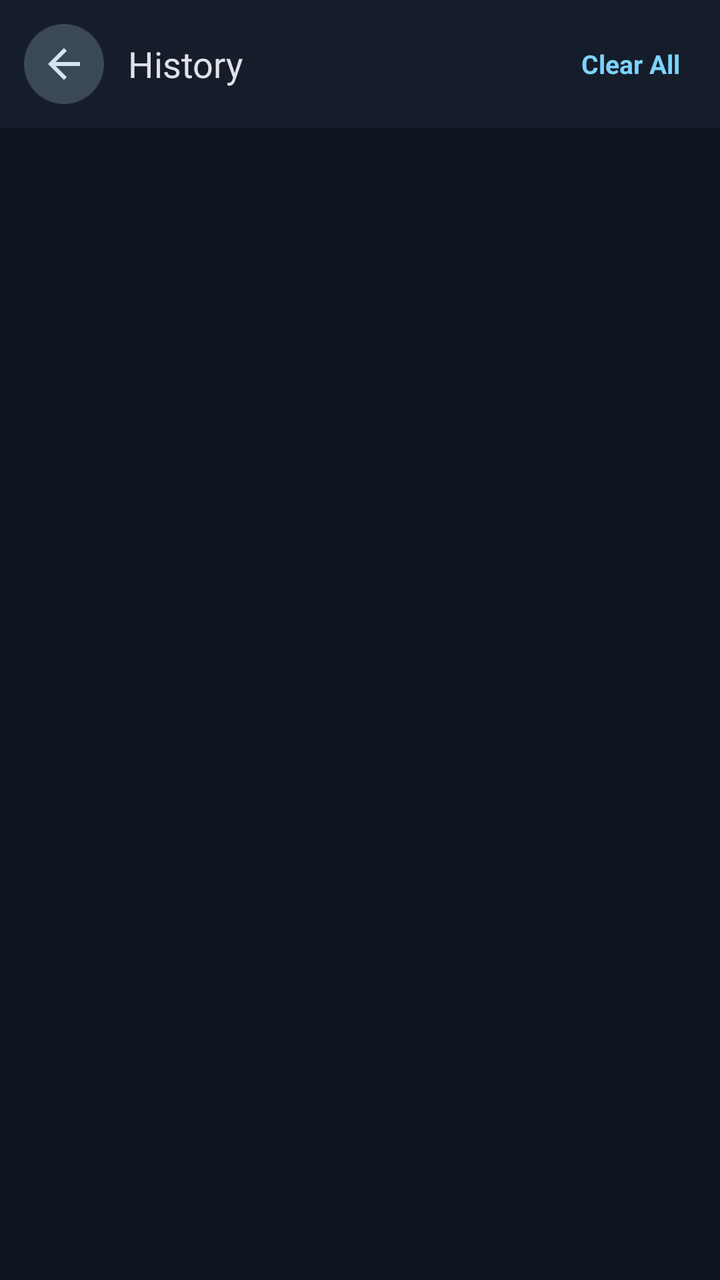
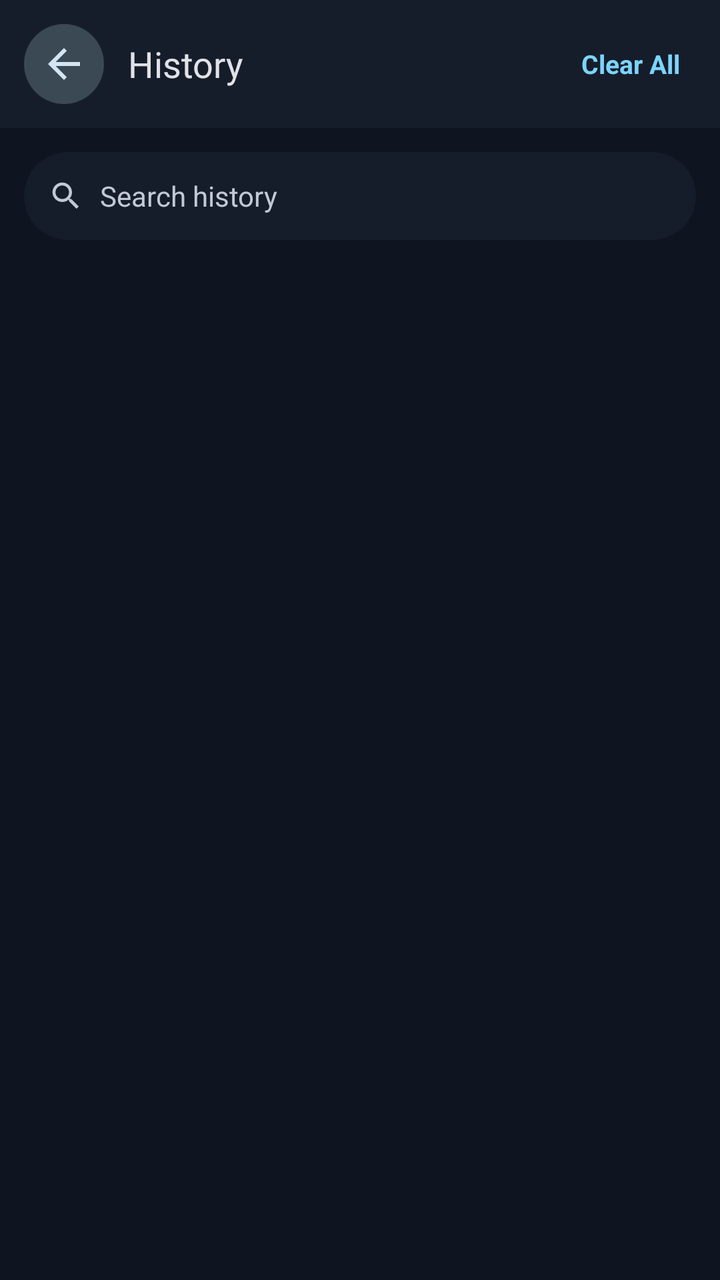

Before-and-after screenshots of an Android layout around one commit, followed by the original layout XML and the change that was made.
<!-- AndroidManifest.xml: application theme Theme.Xmd -->
<!-- res/layout/fragment_history.xml -->
<?xml version="1.0" encoding="utf-8"?>
<LinearLayout xmlns:android="http://schemas.android.com/apk/res/android"
    android:layout_width="match_parent"
    android:layout_height="match_parent"
    android:orientation="vertical"
    android:background="?android:attr/colorBackground">

    <LinearLayout
        android:layout_width="match_parent"
        android:layout_height="wrap_content"
        android:orientation="horizontal"
        android:gravity="center_vertical"
        android:background="?attr/colorSurfaceContainerLow"
        android:padding="12dp">

        <ImageButton
            android:id="@+id/historyBackButton"
            android:layout_width="40dp"
            android:layout_height="40dp"
            android:background="@drawable/bg_icon_button_tonal"
            android:padding="9dp"
            android:src="@drawable/ic_arrow_back"
            android:tint="?attr/colorOnSecondaryContainer"
            android:contentDescription="@string/action_back" />

        <TextView
            android:layout_width="0dp"
            android:layout_height="wrap_content"
            android:layout_weight="1"
            android:layout_marginStart="12dp"
            android:text="@string/history_title"
            android:textColor="?attr/colorOnSurface"
            android:textAppearance="@style/TextAppearance.Xmd.TitleLarge" />

        <TextView
            android:id="@+id/historyClearAll"
            android:layout_width="wrap_content"
            android:layout_height="wrap_content"
            android:background="?attr/selectableItemBackground"
            android:padding="8dp"
            android:text="@string/history_clear_all"
            android:textColor="?attr/colorPrimary"
            android:textStyle="bold"
            android:textSize="13sp" />
    </LinearLayout>

    <FrameLayout
        android:layout_width="match_parent"
        android:layout_height="0dp"
        android:layout_weight="1">

        <androidx.recyclerview.widget.RecyclerView
            android:id="@+id/historyList"
            android:layout_width="match_parent"
            android:layout_height="match_parent"
            android:clipToPadding="false"
            android:paddingBottom="16dp" />

        <TextView
            android:id="@+id/historyEmptyLabel"
            android:layout_width="match_parent"
            android:layout_height="match_parent"
            android:gravity="center"
            android:text="@string/history_empty"
            android:textColor="?attr/colorOnSurfaceVariant"
            android:textSize="14sp"
            android:drawableTop="@drawable/ic_history_empty"
            android:drawablePadding="14dp"
            android:visibility="gone" />
    </FrameLayout>

</LinearLayout>
<!-- resources referenced by this layout -->
<resources>
  <string name="action_back">Back</string>
  <string name="history_clear_all">Clear All</string>
  <string name="history_empty">No history yet.</string>
  <string name="history_title">History</string>
  <color name="m3_primary">#7CD4FF</color>
  <color name="m3_on_primary">#00344A</color>
  <color name="m3_primary_container">#00496A</color>
  <color name="m3_on_primary_container">#C7E7FF</color>
  <color name="m3_secondary">#B7CAD6</color>
  <color name="m3_on_secondary">#22323C</color>
  <color name="m3_secondary_container">#3A4953</color>
  <color name="m3_on_secondary_container">#D3E5F2</color>
  <color name="m3_tertiary">#FFB4A0</color>
  <color name="m3_on_tertiary">#5C1900</color>
  <color name="m3_tertiary_container">#7D2C0F</color>
  <color name="m3_on_tertiary_container">#FFDBCF</color>
  <color name="m3_error">#FFB4AB</color>
  <color name="m3_on_error">#690005</color>
  <color name="m3_error_container">#93000A</color>
  <color name="m3_on_error_container">#FFDAD6</color>
  <color name="m3_background">#0E1521</color>
  <color name="m3_on_background">#E1E2E8</color>
  <color name="m3_surface">#0E1521</color>
  <color name="m3_on_surface">#E1E2E8</color>
  <color name="m3_surface_dim">#0E1521</color>
  <color name="m3_surface_bright">#343B47</color>
  <color name="m3_surface_container_lowest">#090E17</color>
  <color name="m3_surface_container_low">#161D2A</color>
  <color name="m3_surface_container">#1A2230</color>
  <color name="m3_surface_container_high">#25303F</color>
  <color name="m3_surface_container_highest">#303B4A</color>
  <color name="m3_on_surface_variant">#C1C8D6</color>
  <color name="m3_outline">#8B93A3</color>
  <color name="m3_outline_variant">#414A5A</color>
  <color name="m3_inverse_surface">#E1E2E8</color>
  <color name="m3_inverse_on_surface">#1A2230</color>
  <color name="m3_inverse_primary">#00658F</color>
  <style name="ShapeAppearance.Xmd.Small" parent="ShapeAppearance.Material3.Corner.Small">
          <item name="cornerFamily">rounded</item>
          <item name="cornerSize">14dp</item>
      </style>
  <style name="ShapeAppearance.Xmd.Medium" parent="ShapeAppearance.Material3.Corner.Medium">
          <item name="cornerFamily">rounded</item>
          <item name="cornerSize">20dp</item>
      </style>
  <style name="ShapeAppearance.Xmd.Large" parent="ShapeAppearance.Material3.Corner.Large">
          <item name="cornerFamily">rounded</item>
          <item name="cornerSize">28dp</item>
      </style>
  <style name="ThemeOverlay.Xmd.AlertDialog" parent="ThemeOverlay.Material3.MaterialAlertDialog">
          <item name="shapeAppearanceOverlay">@style/ShapeAppearance.Xmd.Large</item>
      </style>
  <style name="ShapeAppearance.Xmd.Full" parent="ShapeAppearance.Material3.Corner.Full">
          <item name="cornerFamily">rounded</item>
          <item name="cornerSize">50%</item>
      </style>
  <style name="TextAppearance.Xmd.Snackbar" parent="TextAppearance.Material3.BodyMedium">
          <item name="android:textColor">@android:color/white</item>
      </style>
  <style name="Widget.Xmd.Snackbar.ActionButton" parent="Widget.Material3.Button.TextButton.Snackbar">
          <item name="android:textColor">@android:color/white</item>
      </style>
  <!-- unchanged entries left out for length: 22 -->
</resources>

<!-- the commit's change to res/layout/fragment_history.xml (unified diff, before → after) -->
@@ -1,5 +1,6 @@
 <?xml version="1.0" encoding="utf-8"?>
 <LinearLayout xmlns:android="http://schemas.android.com/apk/res/android"
+    xmlns:app="http://schemas.android.com/apk/res-auto"
     android:layout_width="match_parent"
     android:layout_height="match_parent"
     android:orientation="vertical"
@@ -44,6 +45,48 @@
             android:textSize="13sp" />
     </LinearLayout>
 
+    <com.google.android.material.card.MaterialCardView
+        android:layout_width="match_parent"
+        android:layout_height="wrap_content"
+        android:layout_margin="12dp"
+        app:cardBackgroundColor="?attr/colorSurfaceContainerLow"
+        app:shapeAppearance="@style/ShapeAppearance.Xmd.Large"
+        app:cardElevation="0dp"
+        app:strokeWidth="0dp">
+
+        <LinearLayout
+            android:layout_width="match_parent"
+            android:layout_height="wrap_content"
+            android:orientation="horizontal"
+            android:gravity="center_vertical"
+            android:paddingStart="12dp"
+            android:paddingEnd="12dp">
+
+            <ImageView
+                android:layout_width="18dp"
+                android:layout_height="18dp"
+                android:src="@drawable/ic_search"
+                android:tint="?attr/colorOnSurfaceVariant"
+                android:contentDescription="@null" />
+
+            <EditText
+                android:id="@+id/historySearchInput"
+                android:layout_width="0dp"
+                android:layout_height="44dp"
+                android:layout_weight="1"
+                android:layout_marginStart="8dp"
+                android:background="@null"
+                android:hint="@string/history_search_hint"
+                android:inputType="text"
+                android:imeOptions="actionSearch"
+                android:maxLines="1"
+                android:singleLine="true"
+                android:textColor="?attr/colorOnSurface"
+                android:textColorHint="?attr/colorOnSurfaceVariant"
+                android:textSize="14sp" />
+        </LinearLayout>
+    </com.google.android.material.card.MaterialCardView>
+
     <FrameLayout
         android:layout_width="match_parent"
         android:layout_height="0dp"
<!-- resource entries referenced after the edit -->
@@ -1,8 +1,19 @@
 <!-- resources referenced by this layout -->
 <resources>
+  <!-- drawable ic_search (drawable) -->
+  <vector xmlns:android="http://schemas.android.com/apk/res/android"
+      android:width="20dp"
+      android:height="20dp"
+      android:viewportWidth="24"
+      android:viewportHeight="24">
+      <path
+          android:fillColor="#94A3B8"
+          android:pathData="M15.5,14h-0.79l-0.28,-0.27C15.41,12.59 16,11.11 16,9.5 16,5.91 13.09,3 9.5,3S3,5.91 3,9.5 5.91,16 9.5,16c1.61,0 3.09,-0.59 4.23,-1.57l0.27,0.28v0.79l5,4.99L20.49,19l-4.99,-5zM9.5,14C7.01,14 5,11.99 5,9.5S7.01,5 9.5,5 14,7.01 14,9.5 11.99,14 9.5,14z" />
+  </vector>
   <string name="action_back">Back</string>
   <string name="history_clear_all">Clear All</string>
   <string name="history_empty">No history yet.</string>
+  <string name="history_search_hint">Search history</string>
   <string name="history_title">History</string>
   <color name="m3_primary">#7CD4FF</color>
   <color name="m3_on_primary">#00344A</color>
